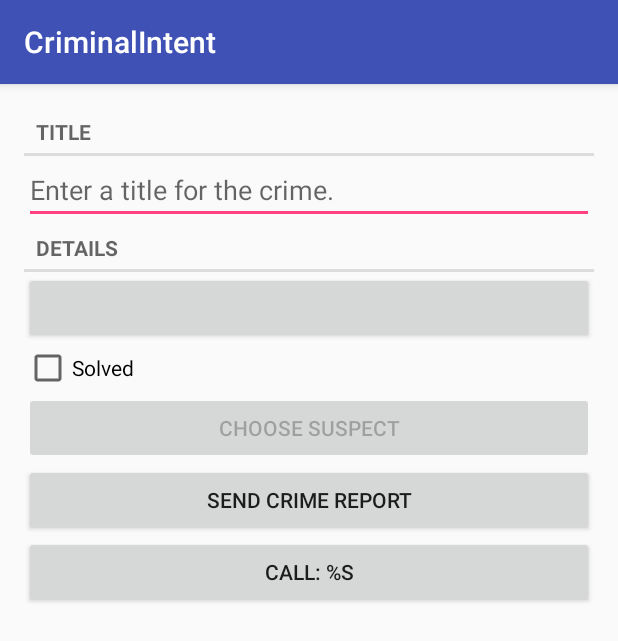
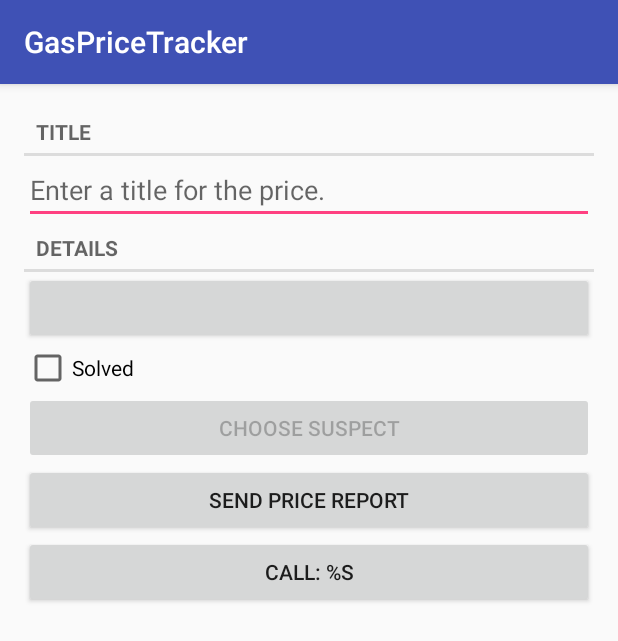
Before and after one commit to cadeluca/cs275final, an Android app: the fragment CrimeFragment shown on its own in the app's theme, on a phone screen of 412 x 824 dp. Shown: the top 641 px of the screen. Run offline under Robolectric (Android 15) with nearby library versions, the phone set to English and light mode, and no system bars; 7 statements that could not run were skipped.

Commit message:
price refactoring of crime and crimeActivity

```diff
--- a/app/src/main/java/cs275/gaspricetracker/CrimeFragment.java
+++ b/app/src/main/java/cs275/gaspricetracker/CrimeFragment.java
@@ -63,9 +63,9 @@ public class CrimeFragment extends Fragment {
     @Override
     public View onCreateView(@NonNull LayoutInflater inflater, ViewGroup container,
                              Bundle savedInstanceState) {
-        View v = inflater.inflate(R.layout.fragment_crime, container, false);
+        View v = inflater.inflate(R.layout.fragment_price, container, false);
 
-        mTitleField = (EditText) v.findViewById(R.id.crime_title);
+        mTitleField = (EditText) v.findViewById(R.id.price_title);
         mTitleField.setText(mCrime.getTitle());
         mTitleField.addTextChangedListener(new TextWatcher() {
             @Override
@@ -84,7 +84,7 @@ public class CrimeFragment extends Fragment {
             }
         });
 
-        mDateButton = (Button) v.findViewById(R.id.crime_date);
+        mDateButton = (Button) v.findViewById(R.id.price_date);
         updateDate();
         mDateButton.setOnClickListener(new View.OnClickListener() {
             @Override
@@ -97,11 +97,11 @@ public class CrimeFragment extends Fragment {
             }
         });
 
-        mSolvedCheckbox = (CheckBox) v.findViewById(R.id.crime_solved);
+        mSolvedCheckbox = (CheckBox) v.findViewById(R.id.price_solved);
         mSolvedCheckbox.setChecked(mCrime.isSolved());
         mSolvedCheckbox.setOnCheckedChangeListener((buttonView, isChecked) -> mCrime.setSolved(isChecked));
 
-        mReportButton = (Button) v.findViewById(R.id.crime_report);
+        mReportButton = (Button) v.findViewById(R.id.price_report);
         mReportButton.setOnClickListener(new View.OnClickListener() {
             @Override
             public void onClick(View v13) {
@@ -117,7 +117,7 @@ public class CrimeFragment extends Fragment {
 
         final Intent pickContact = new Intent(Intent.ACTION_PICK,
                 ContactsContract.Contacts.CONTENT_URI);
-        mSuspectButton = (Button) v.findViewById(R.id.crime_suspect);
+        mSuspectButton = (Button) v.findViewById(R.id.price_suspect);
         mSuspectButton.setOnClickListener(new View.OnClickListener() {
             @Override
             public void onClick(View v12) {
@@ -131,7 +131,7 @@ public class CrimeFragment extends Fragment {
             mSuspectButton.setEnabled(false);
         }
 
-        mCallButton = (Button) v.findViewById(R.id.crime_call);
+        mCallButton = (Button) v.findViewById(R.id.price_call);
         if (mCrime.getSuspect() == null) {
             mCallButton.setEnabled(false);
             mCallButton.setText(R.string.call_suspect);
--- a/app/src/main/res/layout/fragment_crime.xml
+++ b/app/src/main/res/layout/fragment_price.xml
@@ -9,48 +9,48 @@
         style="?android:listSeparatorTextViewStyle"
         android:layout_width="match_parent"
         android:layout_height="wrap_content"
-        android:text="@string/crime_title_label"/>
+        android:text="@string/price_title_label"/>
 
     <EditText
-        android:id="@+id/crime_title"
+        android:id="@+id/price_title"
         android:layout_width="match_parent"
         android:layout_height="wrap_content"
-        android:hint="@string/crime_title_hint"/>
+        android:hint="@string/price_title_hint"/>
 
     <TextView
         style="?android:listSeparatorTextViewStyle"
         android:layout_width="match_parent"
         android:layout_height="wrap_content"
-        android:text="@string/crime_details_label"/>
+        android:text="@string/price_details_label"/>
 
     <Button
-        android:id="@+id/crime_date"
+        android:id="@+id/price_date"
         android:layout_width="match_parent"
         android:layout_height="wrap_content"/>
 
     <CheckBox
-        android:id="@+id/crime_solved"
+        android:id="@+id/price_solved"
         android:layout_width="match_parent"
         android:layout_height="wrap_content"
-        android:text="@string/crime_solved_label"/>
+        android:text="@string/price_solved_label"/>
 
     <Button
-        android:id="@+id/crime_suspect"
+        android:id="@+id/price_suspect"
         android:layout_width="match_parent"
         android:layout_height="wrap_content"
-        android:text="@string/crime_suspect_text"
+        android:text="@string/price_suspect_text"
         />
     <Button
-        android:id="@+id/crime_report"
+        android:id="@+id/price_report"
         android:layout_width="match_parent"
         android:layout_height="wrap_content"
-        android:text="@string/crime_report_text"
+        android:text="@string/price_report_text"
         />
     <Button
-        android:id="@+id/crime_call"
+        android:id="@+id/price_call"
         android:layout_width="match_parent"
         android:layout_height="wrap_content"
-        android:text="@string/crime_call_text"
+        android:text="@string/price_call_text"
         />
 
 </LinearLayout>
--- a/app/src/main/res/values/strings.xml
+++ b/app/src/main/res/values/strings.xml
@@ -1,27 +1,27 @@
 <resources>
-    <string name="app_name">CriminalIntent</string>
-    <string name="crime_title_hint">Enter a title for the crime.</string>
-    <string name="crime_title_label">Title</string>
-    <string name="crime_details_label">Details</string>
-    <string name="crime_solved_label">Solved</string>
-    <string name="date_picker_title">Date of crime:</string>
-    <string name="new_crime">New Crime</string>
+    <string name="app_name">GasPriceTracker</string>
+    <string name="price_title_hint">Enter a title for the price.</string>
+    <string name="price_title_label">Title</string>
+    <string name="price_details_label">Details</string>
+    <string name="price_solved_label">Solved</string>
+    <string name="date_picker_title">Date of price:</string>
+    <string name="new_price">New price</string>
     <string name="show_subtitle">Show Subtitle</string>
     <string name="hide_subtitle">Hide Subtitle</string>
-    <string name="subtitle_format">%1$d crimes</string>
-    <string name="crime_suspect_text">Choose Suspect</string>
-    <string name="crime_report_text">Send Crime Report</string>
-    <string name="crime_report">%1$s!
-    The crime was discovered on %2$s. %3$s, and %4$s
+    <string name="subtitle_format">%1$d prices</string>
+    <string name="price_suspect_text">Choose Suspect</string>
+    <string name="price_report_text">Send price Report</string>
+    <string name="price_report">%1$s!
+    The price was discovered on %2$s. %3$s, and %4$s
   </string>
-    <string name="crime_report_solved">The case is solved</string>
-    <string name="crime_report_unsolved">The case is not solved</string>
-    <string name="crime_report_no_suspect">there is no suspect.</string>
-    <string name="crime_report_suspect">the suspect is %s.</string>
-    <string name="crime_report_subject">CriminalIntent Crime Report</string>
-    <string name="send_report">Send crime report via</string>
-    <string name="crime_call_text">Call: %s</string>
+    <string name="price_report_solved">The case is solved</string>
+    <string name="price_report_unsolved">The case is not solved</string>
+    <string name="price_report_no_suspect">there is no suspect.</string>
+    <string name="price_report_suspect">the suspect is %s.</string>
+    <string name="price_report_subject">CriminalIntent price Report</string>
+    <string name="send_report">Send price report via</string>
+    <string name="price_call_text">Call: %s</string>
     <string name="call_suspect">Call suspect</string>
-    <string name="crime_title">Crime Title</string>
-    <string name="crime_date">Crime Date</string>
+    <string name="price_title">price Title</string>
+    <string name="price_date">price Date</string>
 </resources>
```
Also changed, not shown: app/src/main/res/layout/list_item_crime.xml (+6 -6 lines), app/src/main/res/layout/activity_price_pager.xml (renamed from app/src/main/res/layout/activity_crime_pager.xml).
